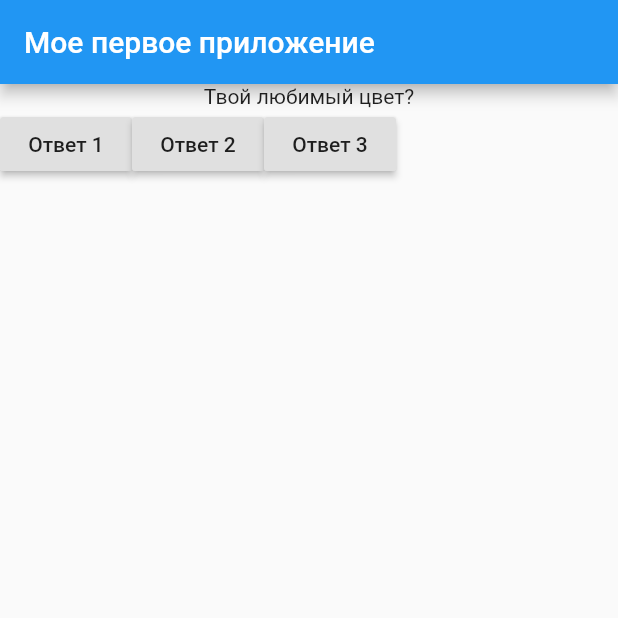
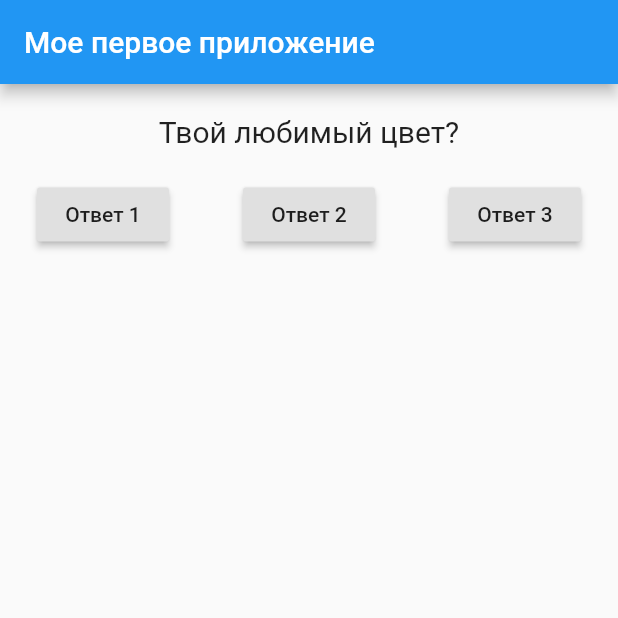
Before and after one commit to Russkazkin/flutter-app, a Flutter app: the screen it shows after launch, on a phone screen of 412 x 824 dp, the top half of it. Run offline on Flutter 3.47's test engine with Material 2 defaults, Android fonts, the phone set to English and light mode, and no system bars; missing offline and left inert: lipsum.

Commit message:
Add some styling

```diff
--- a/lib/main.dart
+++ b/lib/main.dart
@@ -27,8 +27,14 @@ class _MyAppState extends State<MyApp> {
         ),
         body: Column(
           children: <Widget>[
-            Text(questions[questionIndex]),
-            Row(children: [
+            Container(
+              padding: EdgeInsets.all(20.0),
+              child: Text(
+                questions[questionIndex],
+                style: TextStyle(fontSize: 20.0),
+              ),
+            ),
+            Row(mainAxisAlignment: MainAxisAlignment.spaceAround, children: [
               RaisedButton(
                 onPressed: answerQuestion,
                 child: Text('Ответ 1'),
```
